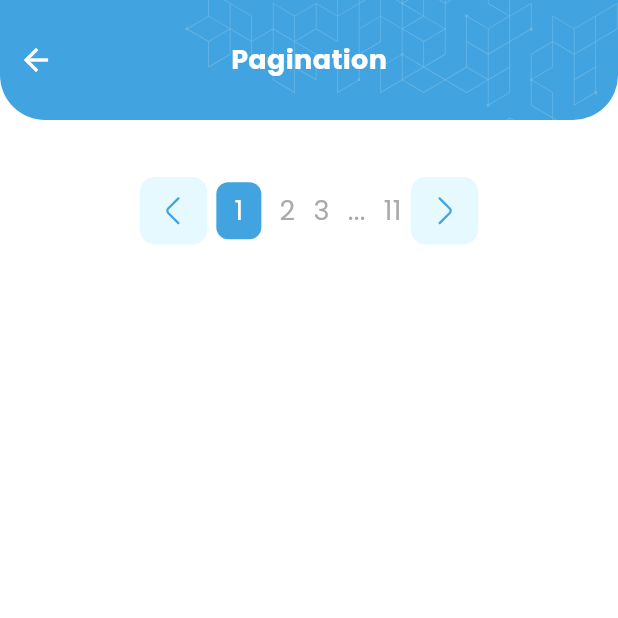
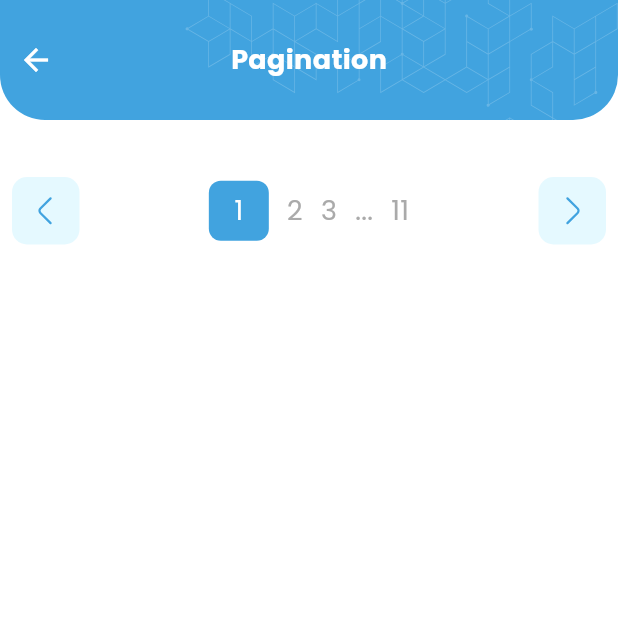
Before and after one commit to Edukever/schoolap-mobile-ui, a Flutter app: the PaginationPage screen opened directly, on a phone screen of 412 x 824 dp, the top half of it. Run offline on Flutter 3.47's test engine with Material 3 defaults, Android fonts, the phone set to English and light mode, and no system bars; drawn by our look-alikes of auto_size_text; our stand-ins replace dropdown_button2, equatable, flutter_form_builder, flutter_svg, lottie, popover.

Commit message:
Refactor pagination layout for improved spacing and alignment
Adjust layout to introduce spacing and enhance visual alignment for pagination components, improving overall user experience.

```diff
--- a/lib/src/widgets/data_table/schoolap_pagination.dart
+++ b/lib/src/widgets/data_table/schoolap_pagination.dart
@@ -57,7 +57,7 @@ class SPPagination extends StatelessWidget {
     }
 
     return Row(
-      mainAxisAlignment: mainAxisAlignment,
+      mainAxisAlignment: MainAxisAlignment.spaceBetween,
       children: [
         SPButtonIcon(
           iconData: AppIconsData.arrowLeft,
@@ -67,6 +67,7 @@ class SPPagination extends StatelessWidget {
           width: 45,
           onPressed: () => onPageChanged(math.max(currentPage - 1, 1)),
         ),
+        const Spacer(),
         ...List.generate(totalPages, (index) => index + 1).map((index) {
           if (currentPage == index) {
             return Row(
@@ -78,12 +79,13 @@ class SPPagination extends StatelessWidget {
                   return itemText(index.toString());
                 }),
                 Container(
+                  constraints: const BoxConstraints(minHeight: 40.0, minWidth: 40.0),
                   decoration: BoxDecoration(
                     color: AppTheme.of(context).colors.bleu,
                     borderRadius: BorderRadius.all(AppTheme.of(context).radius.small),
                   ),
+                  alignment: Alignment.center,
                   margin: const EdgeInsets.symmetric(horizontal: 6.0),
-                  padding: const EdgeInsets.symmetric(vertical: 6.0, horizontal: 12.0),
                   child: SPText.title2(
                     index.toString(),
                     color: AppTheme.of(context).colors.blanc,
@@ -104,6 +106,7 @@ class SPPagination extends StatelessWidget {
 
           return const SizedBox();
         }),
+        const Spacer(),
         SPButtonIcon(
           iconData: AppIconsData.arrowRight,
           shape: ButtonIconShape.square,
```
